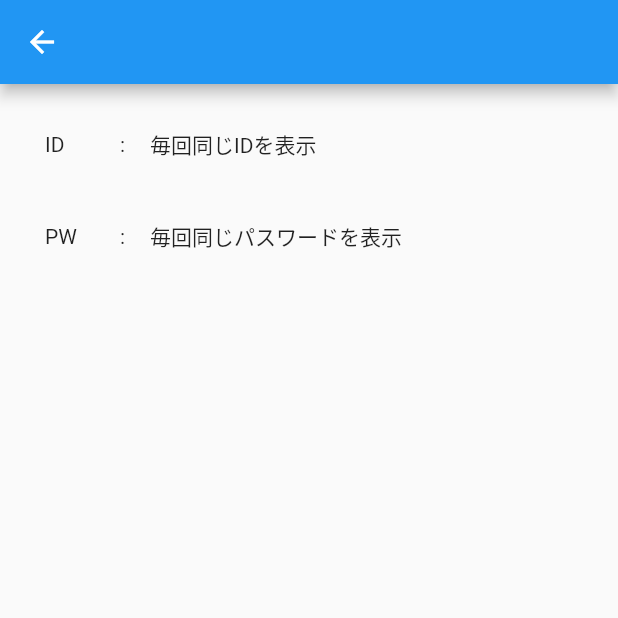
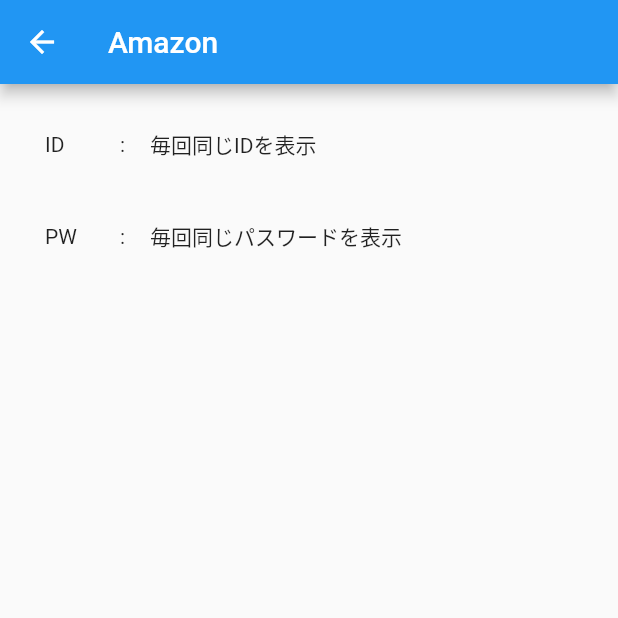
Before and after one commit to RYOTA-EAST/flutter-app, a Flutter app: the screen it shows after launch, after a tap on "Amazon", on a phone screen of 412 x 824 dp, the top half of it. Run offline on Flutter 3.47's test engine with Material 2 defaults, Android fonts, the phone set to English and light mode, and no system bars.

Commit message:
遷移先に情報を渡す

```diff
--- a/lib/main.dart
+++ b/lib/main.dart
@@ -53,7 +53,7 @@ class _MyHomePageState extends State<MyHomePage> {
                 children:[
                   ListTile(
                     onTap: () {
-                      Navigator.push(context, MaterialPageRoute(builder: (context) => NextPage()));
+                      Navigator.push(context, MaterialPageRoute(builder: (context) => NextPage(titleList[i])));
                     },
                     leading: Icon(Icons.vpn_key),
                     title: Text(titleList[i])
--- a/lib/next_page.dart
+++ b/lib/next_page.dart
@@ -2,7 +2,8 @@ import 'package:flutter/cupertino.dart';
 import 'package:flutter/material.dart';
 
 class NextPage extends StatefulWidget {
-  const NextPage({Key? key}) : super(key: key);
+  final String title;
+  NextPage(this.title);
 
   @override
   State<NextPage> createState() => _NextPageState();
@@ -12,7 +13,9 @@ class _NextPageState extends State<NextPage> {
   @override
   Widget build(BuildContext context) {
     return Scaffold(
-      appBar: AppBar(),
+      appBar: AppBar(
+        title: Text(widget.title),
+      ),
       body: Padding(
         padding: const EdgeInsets.all(30.0),
         child: Column(
```
Lines whose indentation alone changed are shown as unchanged.
